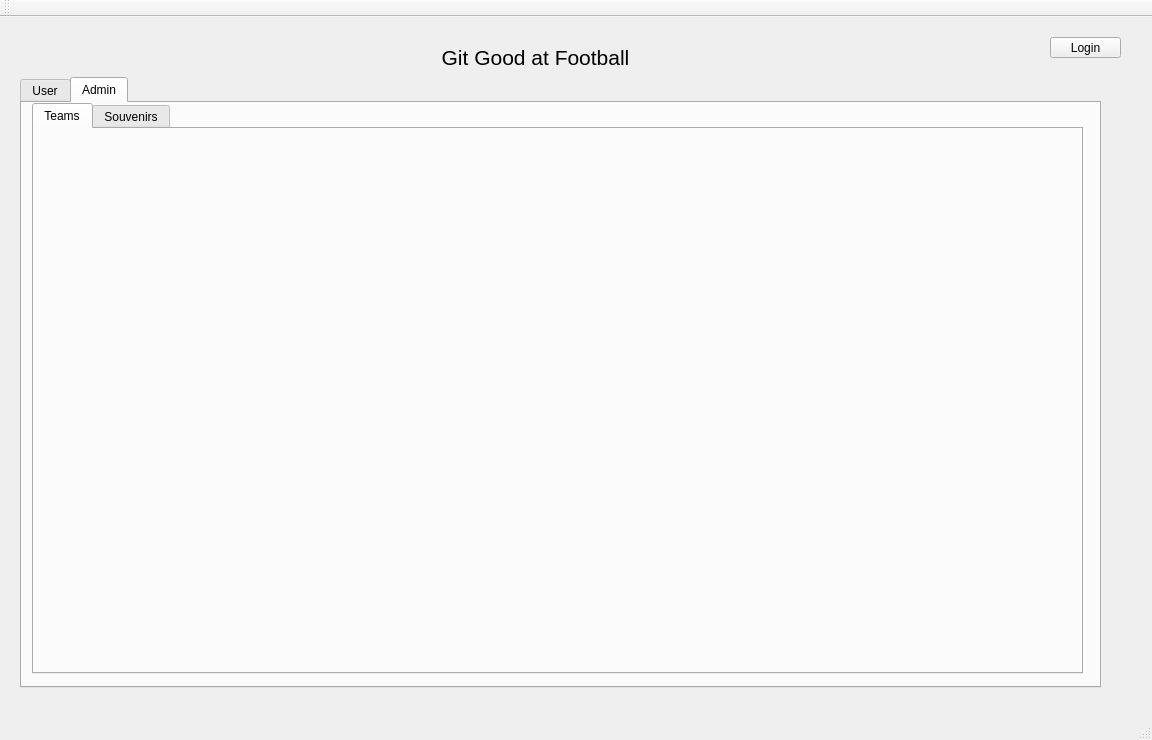
This is QT/mainwindow.ui in nsidaris/GitGood as Qt 5 draws it before an edit. The edited form follows.
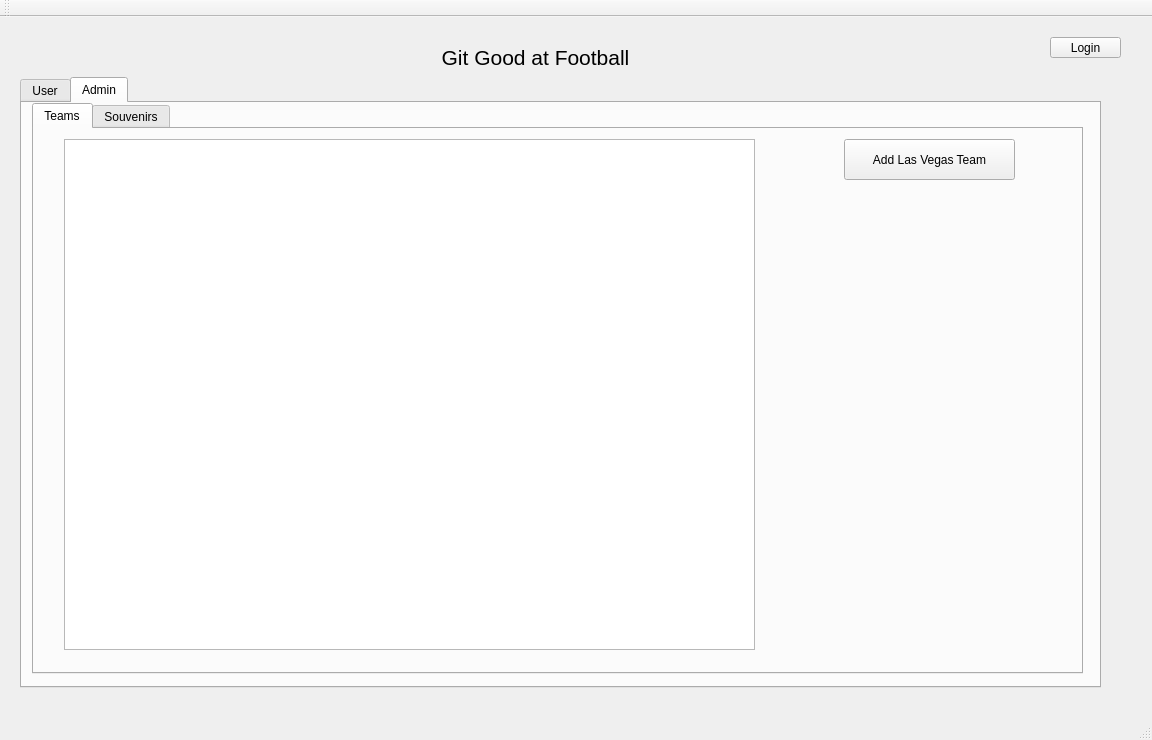
This is the edited form. The open tabs and pages were chosen to show the change. Icons and pictures are not drawn.

Diff of the .ui file:
```diff
--- a/QT/mainwindow.ui
+++ b/QT/mainwindow.ui
@@ -171,26 +171,11 @@
        <attribute name="title">
         <string>Teams</string>
        </attribute>
-      </widget>
-      <widget class="QWidget" name="SouvenirsTab">
-       <attribute name="title">
-        <string>Souvenirs</string>
-       </attribute>
-       <widget class="QTableWidget" name="TeamsAdminTable">
-        <property name="geometry">
-         <rect>
-          <x>20</x>
-          <y>20</y>
-          <width>691</width>
-          <height>511</height>
-         </rect>
-        </property>
-       </widget>
        <widget class="QPushButton" name="AddLV_Button">
         <property name="geometry">
          <rect>
-          <x>800</x>
-          <y>20</y>
+          <x>810</x>
+          <y>10</y>
           <width>171</width>
           <height>41</height>
          </rect>
@@ -199,6 +184,21 @@
          <string>Add Las Vegas Team</string>
         </property>
        </widget>
+       <widget class="QTableWidget" name="TeamsAdminTable">
+        <property name="geometry">
+         <rect>
+          <x>30</x>
+          <y>10</y>
+          <width>691</width>
+          <height>511</height>
+         </rect>
+        </property>
+       </widget>
+      </widget>
+      <widget class="QWidget" name="SouvenirsTab">
+       <attribute name="title">
+        <string>Souvenirs</string>
+       </attribute>
       </widget>
      </widget>
     </widget>
```
Left out of the diff: 2 changed lines with no effect on the pictures.
